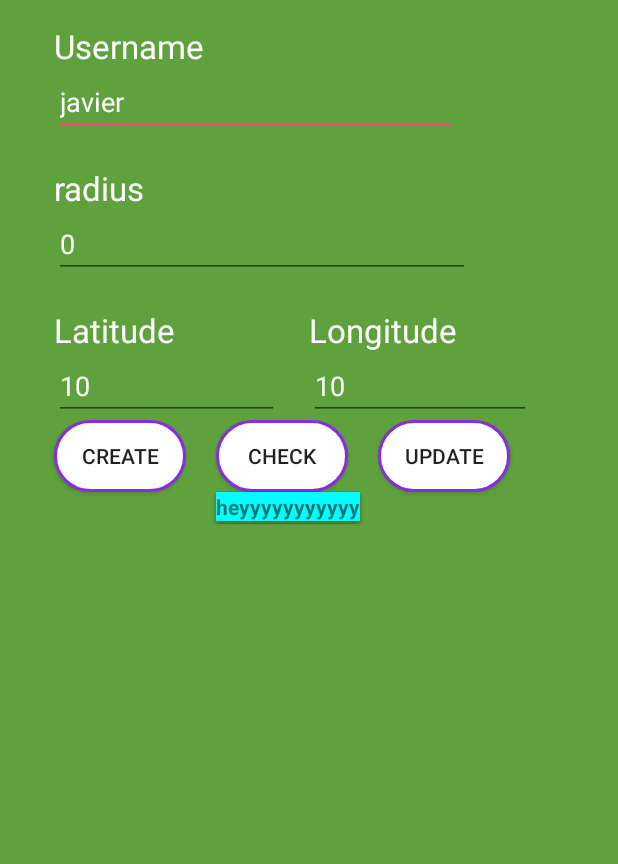
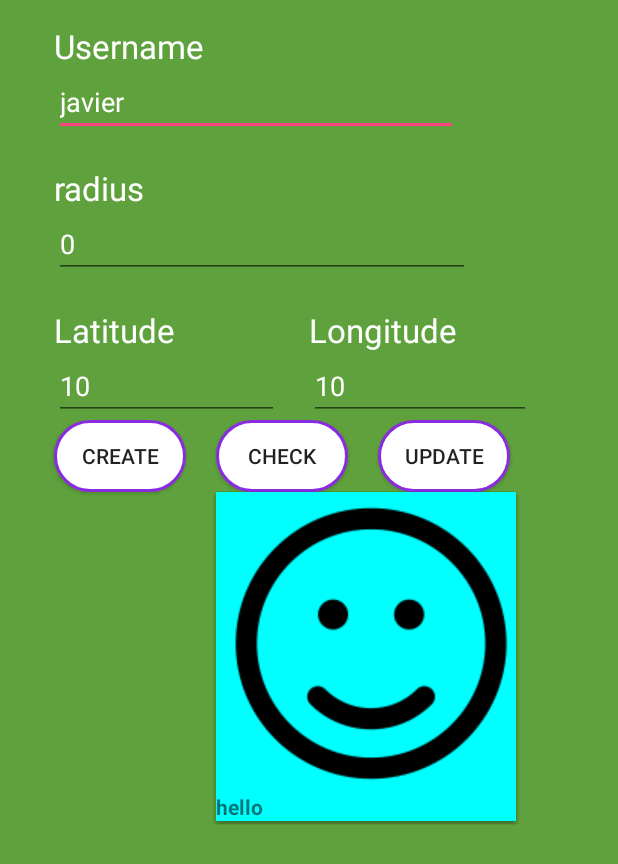
Before and after one commit to JavierMarte/ParentChildrev2, an Android app: the screen it shows after launch (ParentActivity), after a tap on "CHECK", on a phone screen of 412 x 824 dp. Shown: the top 864 px of the screen. Run offline under Robolectric (Android 15) with nearby library versions, the phone set to English and light mode, and no system bars; 1 statement that could not run was skipped.

Commit message:
Made some revisions

```diff
--- a/app/src/main/java/com/example/kaiso/parentchildrev2/ParentActivity.java
+++ b/app/src/main/java/com/example/kaiso/parentchildrev2/ParentActivity.java
@@ -13,6 +13,7 @@ import android.view.View;
 import android.view.ViewGroup;
 import android.widget.Button;
 import android.widget.EditText;
+import android.widget.ImageView;
 import android.widget.PopupWindow;
 import android.widget.TextView;
 import android.widget.Toast;
@@ -200,10 +201,10 @@ public class ParentActivity extends Activity {
                 ViewGroup.LayoutParams.WRAP_CONTENT, ViewGroup.LayoutParams.WRAP_CONTENT);
 
         // Example: If you have a TextView inside `popup_layout.xml`
-        TextView tv = (TextView) popupView.findViewById(R.id.textView1);
-
-        tv.setText("heyyyyyyyyyyy");
-
+//        TextView tv = (TextView) popupView.findViewById(R.id.textView1);
+//
+//        tv.setText("heyyyyyyyyyyy");
+        ImageView hello = (ImageView) popupView.findViewById(R.id.imageView);
         // Initialize more widgets from `popup_layout.xml`
 
         // If the PopupWindow should be focusable
--- a/app/src/main/res/layout/fragment_one.xml
+++ b/app/src/main/res/layout/fragment_one.xml
@@ -6,7 +6,15 @@
    android:orientation="vertical"
    android:background="#00ffff"
     android:id="@+id/popup">
-
+       <ImageView
+           android:layout_width="200dp"
+           android:layout_height="200dp"
+           android:id="@+id/imageView"
+           android:layout_alignParentLeft="true"
+           android:layout_alignParentStart="true"
+           android:src="@drawable/d122433200"
+           android:layout_alignParentRight="true"
+           android:layout_alignParentEnd="true" />
        <TextView
            android:id="@+id/textView1"
            android:layout_width="match_parent"
@@ -14,4 +22,5 @@
            android:text="hello"
            android:textStyle="bold" />
 
+
 </LinearLayout>
```
Also changed, not shown: app/src/main/res/drawable/d122433200.png (added).
